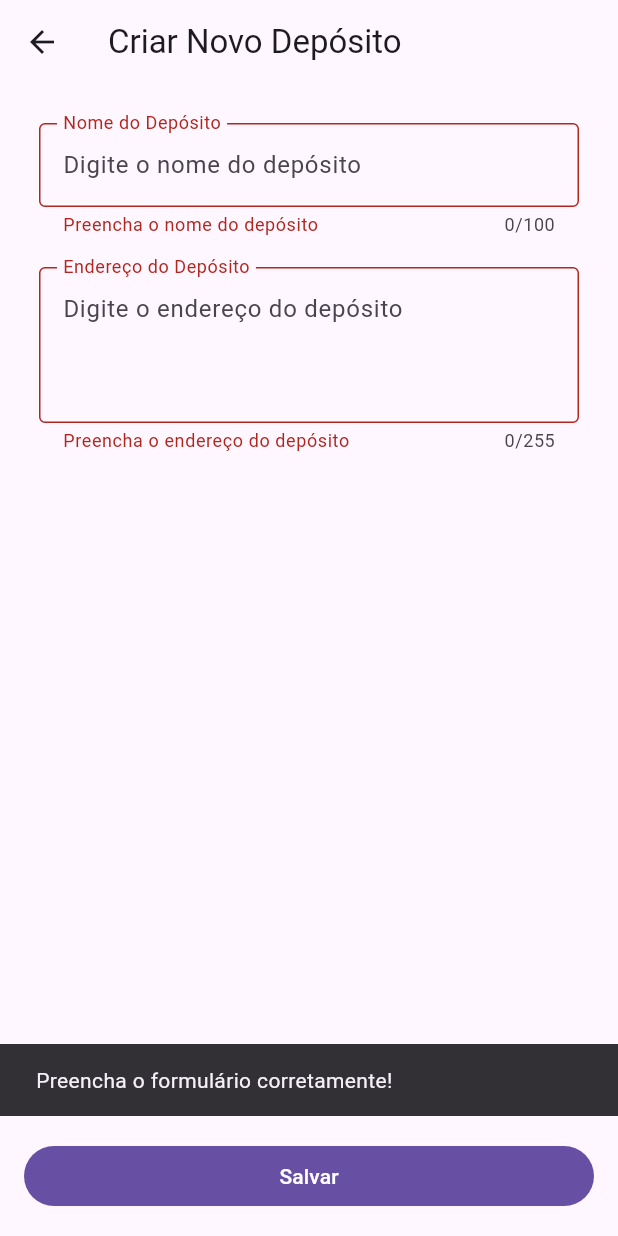
After one commit to clarasenx/gestao_estoque_flutter, a Flutter app: the CreateWarehousePage screen opened directly, after a tap on "Salvar", on a phone screen of 412 x 824 dp. The commit adds this screen. Run offline on Flutter 3.47's test engine with Material 3 defaults, Android fonts, the light colour scheme and no system bars; our stand-ins replace data_table_2, dio, flutter_dotenv, get; network calls fail.

Commit message:
add warehouse listing and creation

```diff
--- a/lib/model/warehouse.dart
+++ b/lib/model/warehouse.dart
@@ -0,0 +1,36 @@
+class Warehouse {
+  final int id;
+  final String name;
+  final String address;
+  final DateTime? createdAt;
+  final DateTime? updatedAt;
+  final DateTime? deletedAt;
+
+  const Warehouse({
+    required this.id,
+    required this.name,
+    required this.address,
+    this.createdAt,
+    this.updatedAt,
+    this.deletedAt,
+  });
+
+  factory Warehouse.fromJson(Map<String, dynamic> json) {
+    return Warehouse(
+      id: json['id'] as int,
+      name: json['name'] as String,
+      address: json['address'] as String,
+      createdAt: json['createdAt'] != null ? DateTime.parse(json['createdAt'] as String) : null,
+      updatedAt: json['updatedAt'] != null ? DateTime.parse(json['updatedAt'] as String) : null,
+      deletedAt: json['deletedAt'] != null ? DateTime.parse(json['deletedAt'] as String) : null,
+    );
+  }
+
+  Map<String, dynamic> toJson() {
+    return {
+      'id': id,
+      'name': name,
+      'address': address,
+    };
+  }
+}
--- /dev/null
+++ b/lib/views/app/warehouse/create_warehouse_page.dart
@@ -0,0 +1,130 @@
+import 'package:flutter/material.dart';
+import 'package:gestao_estoque_flutter/model/warehouse.dart';
+import 'package:gestao_estoque_flutter/service/api_service.dart';
+
+class CreateWarehousePage extends StatefulWidget {
+  const CreateWarehousePage({super.key});
+
+  @override
+  State<StatefulWidget> createState() => _CreateWarehousePageState();
+}
+
+class _CreateWarehousePageState extends State<CreateWarehousePage> {
+  final _formKey = GlobalKey<FormState>();
+  final _nameController = TextEditingController();
+  final _addressController = TextEditingController();
+  bool isLoading = false;
+
+  Future<void> createWarehouse() async {
+    setState(() {
+      isLoading = true;
+    });
+
+    final dio = ApiService().dio;
+
+    final warehouse = Warehouse(
+      id: 0,
+      name: _nameController.text,
+      address: _addressController.text,
+    );
+    await dio.post('/warehouse', data: warehouse.toJson());
+
+    setState(() {
+      isLoading = false;
+    });
+  }
+
+  @override
+  Widget build(BuildContext context) {
+    return Scaffold(
+      appBar: AppBar(title: Text("Criar Novo Depósito")),
+      body: Form(
+        key: _formKey,
+        child: SingleChildScrollView(
+          padding: EdgeInsets.all(16),
+          child: Column(
+            children: [
+              Padding(
+                padding: EdgeInsetsGeometry.all(10),
+                child: TextFormField(
+                  controller: _nameController,
+                  decoration: InputDecoration(
+                    border: OutlineInputBorder(),
+                    hintText: "Digite o nome do depósito",
+                    label: Text("Nome do Depósito"),
+                    floatingLabelBehavior: FloatingLabelBehavior.always,
+                  ),
+                  maxLength: 100,
+                  validator: (value) {
+                    if (value == null || value.isEmpty) {
+                      return "Preencha o nome do depósito";
+                    }
+                    if (value.length < 3) {
+                      return "O mínimo de caracteres é 3";
+                    }
+                    return null;
+                  },
+                ),
+              ),
+              Padding(
+                padding: EdgeInsetsGeometry.all(10),
+                child: TextFormField(
+                  controller: _addressController,
+                  decoration: InputDecoration(
+                    border: OutlineInputBorder(),
+                    hintText: "Digite o endereço do depósito",
+                    label: Text("Endereço do Depósito"),
+                    floatingLabelBehavior: FloatingLabelBehavior.always,
+                  ),
+                  validator: (value) {
+                    if (value == null || value.isEmpty) {
+                      return "Preencha o endereço do depósito";
+                    }
+                    if (value.length < 3) {
+                      return "O mínimo de caracteres é 3";
+                    }
+                    return null;
+                  },
+                  maxLength: 255,
+                  maxLines: 3,
+                ),
+              ),
+            ],
+          ),
+        ),
+      ),
+      bottomNavigationBar: Padding(
+        padding: const EdgeInsets.all(16.0),
+        child: FilledButton(
+          onPressed: isLoading
+              ? null
+              : () async {
+                  if (_formKey.currentState!.validate()) {
+                    await createWarehouse();
+                    Navigator.pop(context);
+                  } else {
+                    ScaffoldMessenger.of(context).showSnackBar(
+                      const SnackBar(
+                        content: Text("Preencha o formulário corretamente!"),
+                      ),
+                    );
+                  }
+                },
+          child: isLoading
+              ? const SizedBox(
+                  height: 20, // altura do indicador
+                  width: 20, // largura do indicador
+                  child: CircularProgressIndicator(
+                    strokeWidth: 2, // opcional, deixa mais fino
+                  ),
+                )
+              : const SizedBox(
+                  height: 40,
+                  width: double.infinity,
+                  child: Center(child: Text("Salvar")),
+                ),
+        ),
+      ),
+    );
+  }
+}
```
Also changed, not shown: lib/components/header.dart (added, +31 -0 lines), lib/views/app/home_page.dart (+21 -7 lines), lib/views/app/products/create_product_page.dart (+29 -4 lines), lib/views/app/products/products_page.dart (+6 -14 lines), lib/views/app/warehouse/warehouses_page.dart (added, +140 -0 lines).
